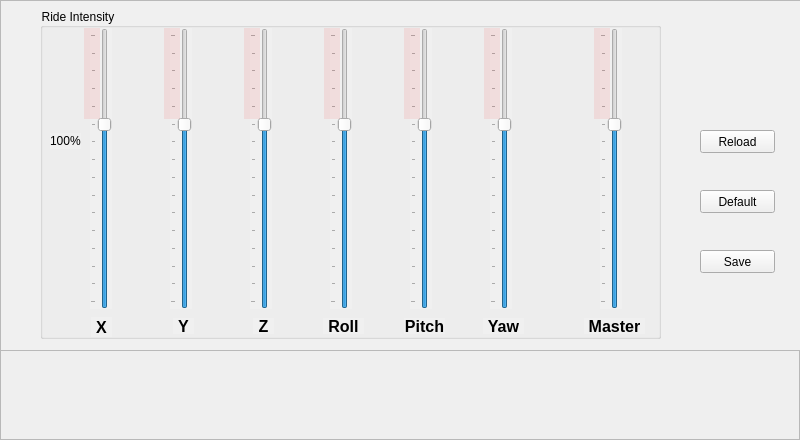
Above: common/dynamics_gui.ui from michaelmargolis/MdxMotionPlatformV3 before the change. Below: the same form after it.
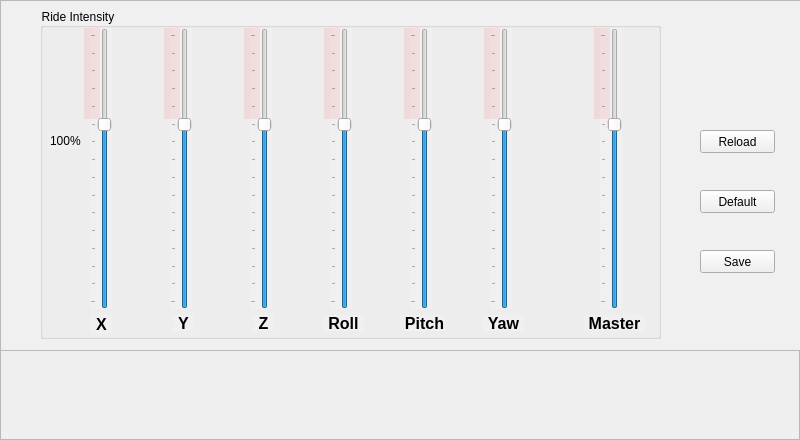
That is the form after the change.

Commit message: Placed config data into a class wrapper updated gui for better presentation on linux

```diff
--- a/common/dynamics_gui.ui
+++ b/common/dynamics_gui.ui
@@ -231,7 +231,7 @@
      <property name="geometry">
       <rect>
        <x>51</x>
-       <y>309</y>
+       <y>306</y>
        <width>21</width>
        <height>20</height>
       </rect>
@@ -254,7 +254,7 @@
      <property name="geometry">
       <rect>
        <x>133</x>
-       <y>310</y>
+       <y>307</y>
        <width>21</width>
        <height>16</height>
       </rect>
@@ -277,7 +277,7 @@
      <property name="geometry">
       <rect>
        <x>213</x>
-       <y>310</y>
+       <y>307</y>
        <width>21</width>
        <height>16</height>
       </rect>
@@ -300,7 +300,7 @@
      <property name="geometry">
       <rect>
        <x>283</x>
-       <y>310</y>
+       <y>307</y>
        <width>41</width>
        <height>16</height>
       </rect>
@@ -323,7 +323,7 @@
      <property name="geometry">
       <rect>
        <x>364</x>
-       <y>310</y>
+       <y>307</y>
        <width>41</width>
        <height>16</height>
       </rect>
@@ -346,7 +346,7 @@
      <property name="geometry">
       <rect>
        <x>443</x>
-       <y>310</y>
+       <y>307</y>
        <width>41</width>
        <height>16</height>
       </rect>
@@ -369,7 +369,7 @@
      <property name="geometry">
       <rect>
        <x>544</x>
-       <y>310</y>
+       <y>307</y>
        <width>61</width>
        <height>16</height>
       </rect>
```
The commit also changes 7 other files.
